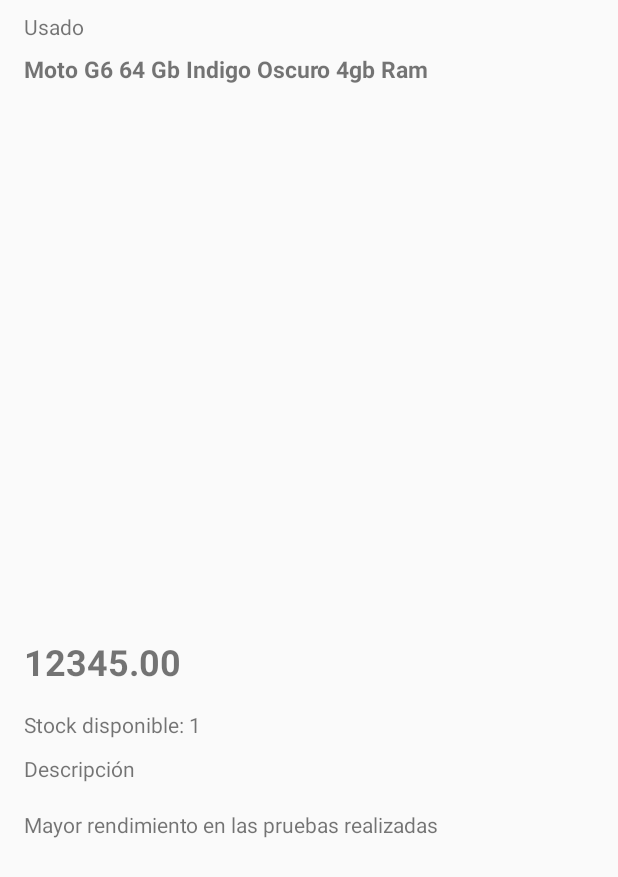
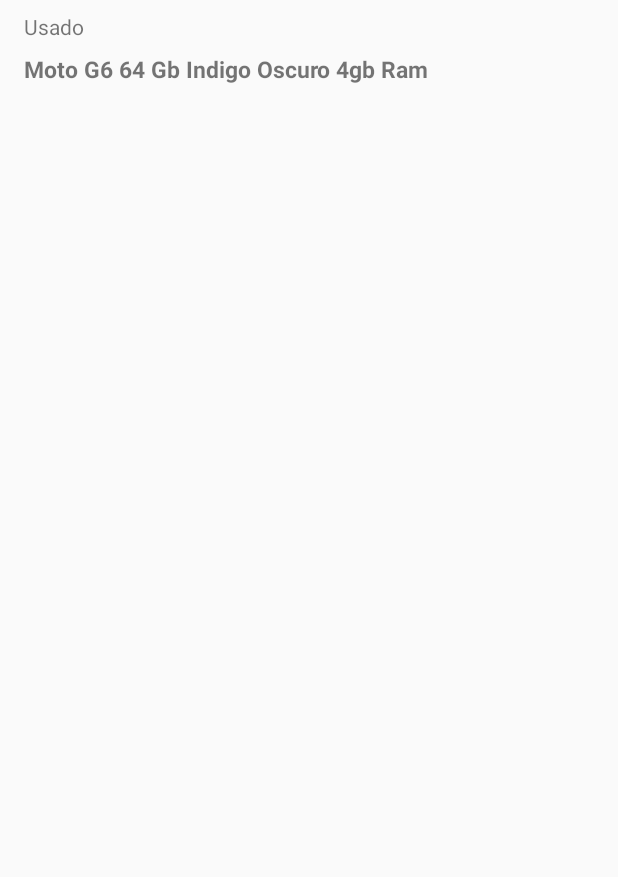
Before and after one commit to Kfouri/Mer, an Android app: the layout activity_product_detail.xml on its own in the app's theme, with its tools: preview values and no code run, on a phone screen of 412 x 824 dp. Shown: the top 877 px of the screen. Run offline under Robolectric (Android 15) with nearby library versions, the phone set to English and light mode, and no system bars.

```diff
--- a/app/src/main/res/layout/activity_product_detail.xml
+++ b/app/src/main/res/layout/activity_product_detail.xml
@@ -1,9 +1,18 @@
 <?xml version="1.0" encoding="utf-8"?>
-<FrameLayout
+<layout
     xmlns:android="http://schemas.android.com/apk/res/android"
     xmlns:app="http://schemas.android.com/apk/res-auto"
     xmlns:tools="http://schemas.android.com/tools"
-    tools:context=".ui.ProductDetailActivity"
+    tools:context=".ui.ProductDetailActivity">
+
+    <data>
+        <import type="com.kfouri.mercadotest.model.ProductResponseModel" />
+        <variable
+            name="product"
+            type="ProductResponseModel"/>
+    </data>
+
+    <FrameLayout
         android:layout_width="match_parent"
         android:layout_height="match_parent">
         <ScrollView
@@ -23,6 +32,7 @@
                     android:textSize="@dimen/activity_product_detail_textView_condition_text_size"
                     app:layout_constraintStart_toStartOf="parent"
                     app:layout_constraintTop_toTopOf="parent"
+                    app:condition="@{ product.condition }"
                     tools:text="Usado" />
 
                 <TextView
@@ -33,6 +43,7 @@
                     android:layout_marginTop="@dimen/activity_product_detail_textView_title_marginTop"
                     android:textSize="@dimen/activity_product_detail_textView_title_text_size"
                     android:textStyle="bold"
+                    android:text="@{product.title }"
                     app:layout_constraintEnd_toEndOf="parent"
                     app:layout_constraintStart_toStartOf="parent"
                     app:layout_constraintTop_toBottomOf="@+id/textView_condition"
@@ -64,6 +75,8 @@
                     android:layout_marginTop="@dimen/activity_product_detail_textView_price_marginTop"
                     android:textSize="@dimen/activity_product_detail_textView_price_text_size"
                     android:textStyle="bold"
+                    android:visibility="gone"
+                    app:price="@{ product.price }"
                     app:layout_constraintStart_toStartOf="parent"
                     app:layout_constraintTop_toBottomOf="@+id/sliderDots"
                     tools:text="12345.00" />
@@ -74,6 +87,8 @@
                     android:layout_height="wrap_content"
                     android:layout_marginStart="@dimen/activity_product_detail_textView_stock_marginStart"
                     android:layout_marginTop="@dimen/activity_product_detail_textView_stock_marginTop"
+                    app:stock="@{product.availableQuantity}"
+                    android:visibility="gone"
                     app:layout_constraintStart_toStartOf="parent"
                     app:layout_constraintTop_toBottomOf="@+id/textView_price"
                     tools:text="Stock disponible: 1" />
@@ -86,6 +101,7 @@
                     android:layout_marginTop="@dimen/activity_product_detail_textView_description_title_marginTop"
                     app:layout_constraintStart_toStartOf="parent"
                     app:layout_constraintTop_toBottomOf="@+id/textView_stock"
+                    android:visibility="gone"
                     tools:text="Descripción"/>
 
                 <TextView
@@ -95,6 +111,8 @@
                     android:layout_marginStart="@dimen/activity_product_detail_textView_description_marginStart"
                     android:layout_marginTop="@dimen/activity_product_detail_textView_description_marginTop"
                     android:layout_marginEnd="@dimen/activity_product_detail_textView_description_marginEnd"
+                    android:visibility="gone"
+                    app:description="@{product.description.plain_text}"
                     app:layout_constraintEnd_toEndOf="parent"
                     app:layout_constraintStart_toStartOf="parent"
                     app:layout_constraintTop_toBottomOf="@+id/textView_description_title"
@@ -119,3 +137,4 @@
                 android:visibility="gone" />
         </LinearLayout>
     </FrameLayout>
+</layout>
```
Also changed, not shown: app/src/main/java/com/kfouri/mercadotest/binding/CustomBindingAdapter.kt (added, +49 -0 lines), app/src/main/java/com/kfouri/mercadotest/ui/ProductDetailActivity.kt (+8 -18 lines), app/src/main/java/com/kfouri/mercadotest/ui/SearchActivity.kt (+4 -23 lines), app/src/main/java/com/kfouri/mercadotest/util/utils.kt (+39 -0 lines). Lines whose indentation alone changed are shown as unchanged.
